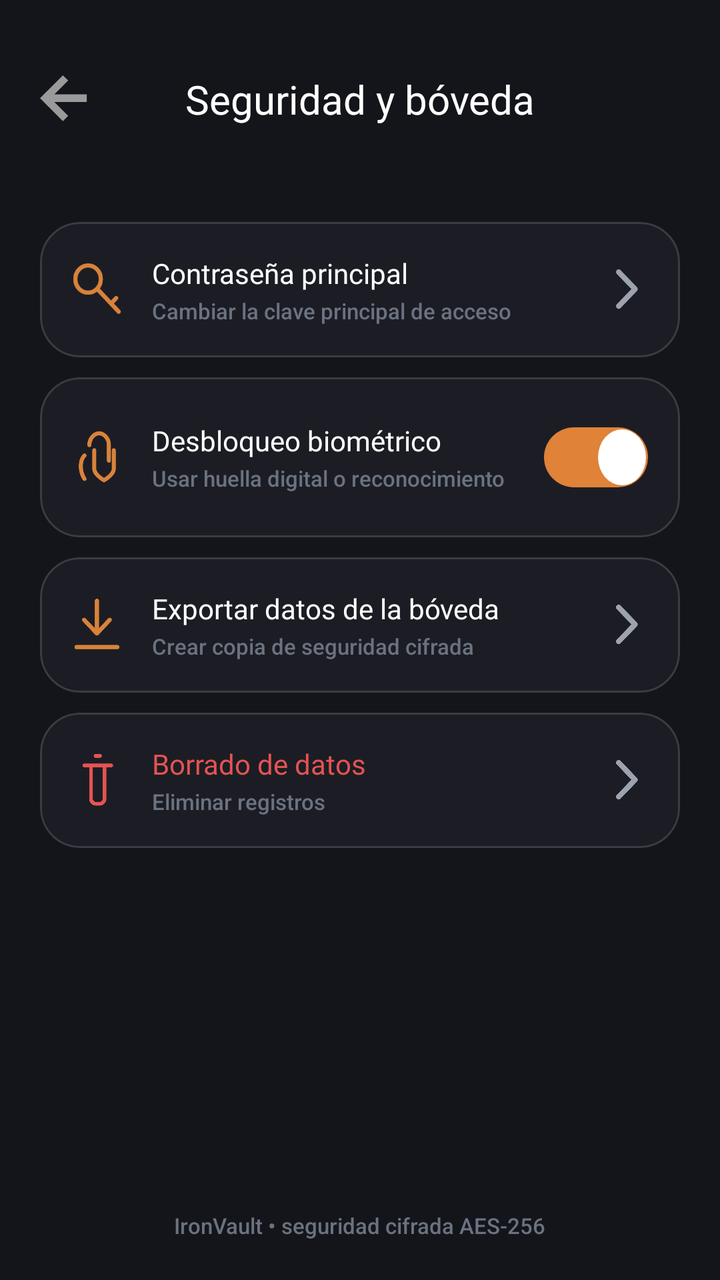
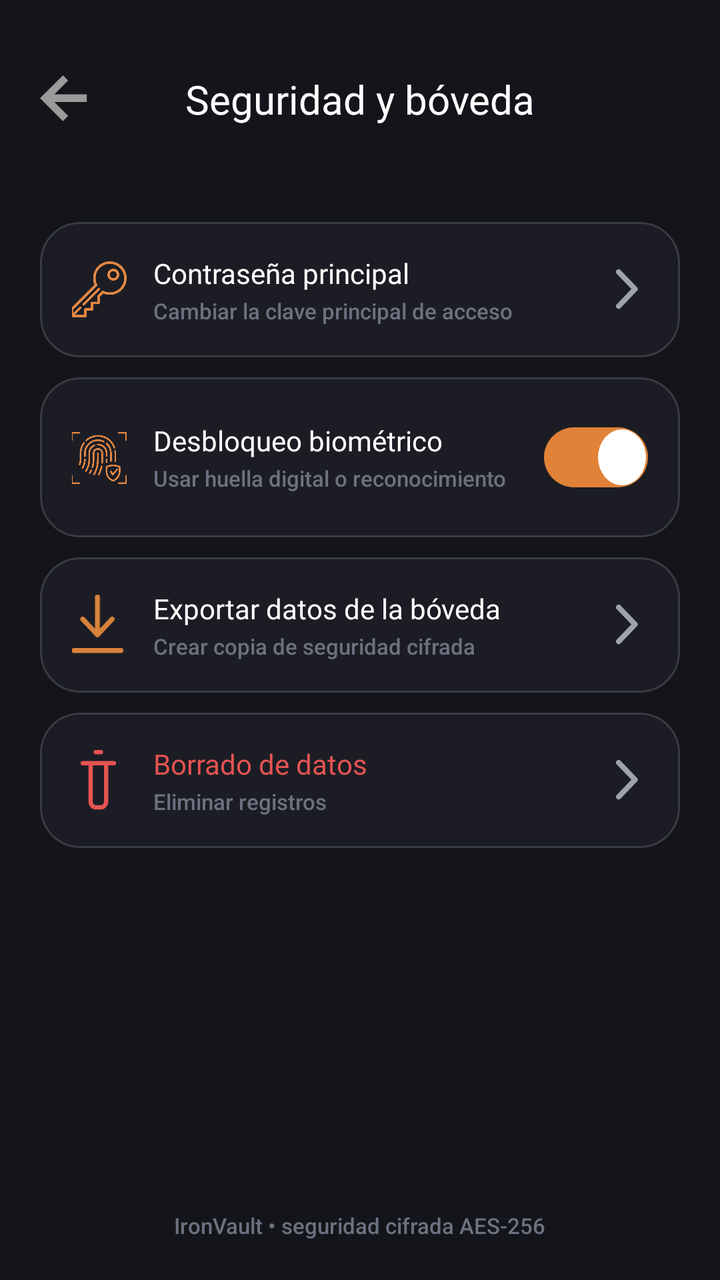

Two renders of the same Android screen: before a commit and after it. Below are the layout's source before the change and the commit's diff.
<!-- AndroidManifest.xml: application theme Theme.MyApplication -->
<!-- res/layout/activity_vault_security.xml -->
<?xml version="1.0" encoding="utf-8"?>
<androidx.constraintlayout.widget.ConstraintLayout xmlns:android="http://schemas.android.com/apk/res/android"
    xmlns:app="http://schemas.android.com/apk/res-auto"
    xmlns:tools="http://schemas.android.com/tools"
    android:id="@+id/main"
    android:layout_width="match_parent"
    android:layout_height="match_parent"
    android:background="@color/bg_main"
    android:paddingStart="20dp"
    android:paddingTop="24dp"
    android:paddingEnd="20dp"
    android:paddingBottom="20dp"
    tools:context=".VaultSecurityActivity">

    <ImageView
        android:id="@+id/btnBack"
        android:layout_width="24dp"
        android:layout_height="24dp"
        android:contentDescription="Volver"
        android:src="@drawable/flecha"
        app:layout_constraintBottom_toBottomOf="@id/tvVaultTitle"
        app:layout_constraintStart_toStartOf="parent"
        app:layout_constraintTop_toTopOf="@id/tvVaultTitle" />

    <TextView
        android:id="@+id/tvVaultTitle"
        android:layout_width="wrap_content"
        android:layout_height="wrap_content"
        android:layout_marginTop="12dp"
        android:fontFamily="@font/inter_bold"
        android:text="Seguridad y bóveda"
        android:textColor="@color/text_primary"
        android:textSize="20sp"
        app:layout_constraintEnd_toEndOf="parent"
        app:layout_constraintStart_toStartOf="parent"
        app:layout_constraintTop_toTopOf="parent" />

    <LinearLayout
        android:layout_width="0dp"
        android:layout_height="wrap_content"
        android:layout_marginTop="48dp"
        android:orientation="vertical"
        app:layout_constraintEnd_toEndOf="parent"
        app:layout_constraintStart_toStartOf="parent"
        app:layout_constraintTop_toBottomOf="@id/tvVaultTitle">

        
        <com.google.android.material.card.MaterialCardView
            android:id="@+id/cardMainPassword"
            android:layout_width="match_parent"
            android:layout_height="wrap_content"
            app:cardBackgroundColor="@color/bg_option_card"
            app:cardCornerRadius="20dp"
            app:cardElevation="0dp"
            app:strokeColor="@color/border_option_card"
            app:strokeWidth="1dp">

            <LinearLayout
                android:layout_width="match_parent"
                android:layout_height="wrap_content"
                android:gravity="center_vertical"
                android:orientation="horizontal"
                android:padding="16dp">

                <ImageView
                    android:layout_width="26dp"
                    android:layout_height="26dp"
                    android:src="@drawable/ic_vault_key" />

                <LinearLayout
                    android:layout_width="0dp"
                    android:layout_height="wrap_content"
                    android:layout_marginStart="14dp"
                    android:layout_weight="1"
                    android:orientation="vertical">

                    <TextView
                        android:layout_width="wrap_content"
                        android:layout_height="wrap_content"
                        android:fontFamily="@font/inter_bold"
                        android:text="Contraseña principal"
                        android:textColor="@color/text_primary"
                        android:textSize="14sp" />

                    <TextView
                        android:layout_width="wrap_content"
                        android:layout_height="wrap_content"
                        android:layout_marginTop="2dp"
                        android:fontFamily="sans-serif-medium"
                        android:text="Cambiar la clave principal de acceso"
                        android:textColor="@color/text_muted"
                        android:textSize="11sp" />
                </LinearLayout>

                <ImageView
                    android:layout_width="20dp"
                    android:layout_height="20dp"
                    android:src="@drawable/ic_security_chevron" />
            </LinearLayout>
        </com.google.android.material.card.MaterialCardView>

        
        <com.google.android.material.card.MaterialCardView
            android:id="@+id/cardBiometric"
            android:layout_width="match_parent"
            android:layout_height="wrap_content"
            android:layout_marginTop="10dp"
            app:cardBackgroundColor="@color/bg_option_card"
            app:cardCornerRadius="20dp"
            app:cardElevation="0dp"
            app:strokeColor="@color/border_option_card"
            app:strokeWidth="1dp">

            <LinearLayout
                android:layout_width="match_parent"
                android:layout_height="wrap_content"
                android:gravity="center_vertical"
                android:orientation="horizontal"
                android:padding="16dp">

                <ImageView
                    android:layout_width="26dp"
                    android:layout_height="26dp"
                    android:src="@drawable/ic_vault_fingerprint" />

                <LinearLayout
                    android:layout_width="0dp"
                    android:layout_height="wrap_content"
                    android:layout_marginStart="14dp"
                    android:layout_weight="1"
                    android:orientation="vertical">

                    <TextView
                        android:layout_width="wrap_content"
                        android:layout_height="wrap_content"
                        android:fontFamily="@font/inter_bold"
                        android:text="Desbloqueo biométrico"
                        android:textColor="@color/text_primary"
                        android:textSize="14sp" />

                    <TextView
                        android:layout_width="wrap_content"
                        android:layout_height="wrap_content"
                        android:layout_marginTop="2dp"
                        android:fontFamily="sans-serif-medium"
                        android:text="Usar huella digital o reconocimiento"
                        android:textColor="@color/text_muted"
                        android:textSize="11sp" />
                </LinearLayout>

                <androidx.appcompat.widget.SwitchCompat
                    android:id="@+id/switchBiometric"
                    android:layout_width="wrap_content"
                    android:layout_height="wrap_content"
                    android:checked="true"
                    android:thumb="@drawable/switch_thumb"
                    app:thumbTint="@null"
                    app:track="@drawable/switch_track"
                    app:trackTint="@null" />
            </LinearLayout>
        </com.google.android.material.card.MaterialCardView>

        
        <com.google.android.material.card.MaterialCardView
            android:id="@+id/cardExport"
            android:layout_width="match_parent"
            android:layout_height="wrap_content"
            android:layout_marginTop="10dp"
            app:cardBackgroundColor="@color/bg_option_card"
            app:cardCornerRadius="20dp"
            app:cardElevation="0dp"
            app:strokeColor="@color/border_option_card"
            app:strokeWidth="1dp">

            <LinearLayout
                android:layout_width="match_parent"
                android:layout_height="wrap_content"
                android:gravity="center_vertical"
                android:orientation="horizontal"
                android:padding="16dp">

                <ImageView
                    android:layout_width="26dp"
                    android:layout_height="26dp"
                    android:src="@drawable/ic_vault_export" />

                <LinearLayout
                    android:layout_width="0dp"
                    android:layout_height="wrap_content"
                    android:layout_marginStart="14dp"
                    android:layout_weight="1"
                    android:orientation="vertical">

                    <TextView
                        android:layout_width="wrap_content"
                        android:layout_height="wrap_content"
                        android:fontFamily="@font/inter_bold"
                        android:text="Exportar datos de la bóveda"
                        android:textColor="@color/text_primary"
                        android:textSize="14sp" />

                    <TextView
                        android:layout_width="wrap_content"
                        android:layout_height="wrap_content"
                        android:layout_marginTop="2dp"
                        android:fontFamily="sans-serif-medium"
                        android:text="Crear copia de seguridad cifrada"
                        android:textColor="@color/text_muted"
                        android:textSize="11sp" />
                </LinearLayout>

                <ImageView
                    android:layout_width="20dp"
                    android:layout_height="20dp"
                    android:src="@drawable/ic_security_chevron" />
            </LinearLayout>
        </com.google.android.material.card.MaterialCardView>

        
        <com.google.android.material.card.MaterialCardView
            android:id="@+id/cardDeleteData"
            android:layout_width="match_parent"
            android:layout_height="wrap_content"
            android:layout_marginTop="10dp"
            app:cardBackgroundColor="@color/bg_option_card"
            app:cardCornerRadius="20dp"
            app:cardElevation="0dp"
            app:strokeColor="@color/border_option_card"
            app:strokeWidth="1dp">

            <LinearLayout
                android:layout_width="match_parent"
                android:layout_height="wrap_content"
                android:gravity="center_vertical"
                android:orientation="horizontal"
                android:padding="16dp">

                <ImageView
                    android:layout_width="26dp"
                    android:layout_height="26dp"
                    android:src="@drawable/ic_vault_delete" />

                <LinearLayout
                    android:layout_width="0dp"
                    android:layout_height="wrap_content"
                    android:layout_marginStart="14dp"
                    android:layout_weight="1"
                    android:orientation="vertical">

                    <TextView
                        android:layout_width="wrap_content"
                        android:layout_height="wrap_content"
                        android:fontFamily="@font/inter_bold"
                        android:text="Borrado de datos"
                        android:textColor="@color/history_red"
                        android:textSize="14sp" />

                    <TextView
                        android:layout_width="wrap_content"
                        android:layout_height="wrap_content"
                        android:layout_marginTop="2dp"
                        android:fontFamily="sans-serif-medium"
                        android:text="Eliminar registros"
                        android:textColor="@color/text_muted"
                        android:textSize="11sp" />
                </LinearLayout>

                <ImageView
                    android:layout_width="20dp"
                    android:layout_height="20dp"
                    android:src="@drawable/ic_security_chevron" />
            </LinearLayout>
        </com.google.android.material.card.MaterialCardView>
    </LinearLayout>

    <TextView
        android:id="@+id/tvVaultFooter"
        android:layout_width="wrap_content"
        android:layout_height="wrap_content"
        android:fontFamily="sans-serif-medium"
        android:text="IronVault • seguridad cifrada AES-256"
        android:textColor="@color/text_muted"
        android:textSize="11sp"
        app:layout_constraintBottom_toBottomOf="parent"
        app:layout_constraintEnd_toEndOf="parent"
        app:layout_constraintStart_toStartOf="parent" />

</androidx.constraintlayout.widget.ConstraintLayout>
<!-- resources referenced by this layout -->
<resources>
  <color name="bg_main">#14151A</color>
  <color name="bg_option_card">#1C1D24</color>
  <color name="border_option_card">#3A3C44</color>
  <color name="history_red">#E55353</color>
  <color name="text_muted">#6B7280</color>
  <color name="text_primary">#FFFFFF</color>
  <!-- drawable flecha (drawable) -->
  <vector xmlns:android="http://schemas.android.com/apk/res/android"
      android:width="15dp"
      android:height="15dp"
      android:viewportWidth="15"
      android:viewportHeight="15">
    <path
        android:pathData="M7.159,14.318L0,7.159L7.159,-0L8.807,1.633L4.482,5.959H14.616V8.359H4.482L8.807,12.677L7.159,14.318Z"
        android:fillColor="#9A9A9A"/>
  </vector>
  <!-- drawable ic_security_chevron (drawable) -->
  <vector xmlns:android="http://schemas.android.com/apk/res/android"
      android:width="9dp"
      android:height="15dp"
      android:viewportWidth="9"
      android:viewportHeight="15">
    <path
        android:pathData="M1,1L7.154,7.398L1,13.796"
        android:strokeLineJoin="round"
        android:strokeWidth="2"
        android:fillColor="#00000000"
        android:strokeColor="#9CA3AF"
        android:strokeLineCap="round"/>
  </vector>
  <!-- drawable ic_vault_export (drawable) -->
  <vector xmlns:android="http://schemas.android.com/apk/res/android"
      android:width="20dp"
      android:height="22dp"
      android:viewportWidth="20"
      android:viewportHeight="22">
    <path
        android:pathData="M9.54,0.9V14.708M14.94,8.955L9.54,14.708L4.14,8.955M0.9,20.461H18.18"
        android:strokeLineJoin="round"
        android:strokeWidth="1.8"
        android:fillColor="#00000000"
        android:strokeColor="#D8823B"
        android:strokeLineCap="round"/>
  </vector>
  <!-- drawable ic_vault_fingerprint (drawable) -->
  <vector xmlns:android="http://schemas.android.com/apk/res/android"
      android:width="17dp"
      android:height="23dp"
      android:viewportWidth="17"
      android:viewportHeight="23">
    <path
        android:pathData="M4.68,6.078C4.68,3.201 6.84,0.9 9,0.9C11.16,0.9 13.32,3.201 13.32,6.078V12.982M6.84,8.379V16.434C6.84,19.311 11.16,21.612 11.16,21.612C11.16,21.612 15.48,19.311 15.48,16.434V8.379M2.52,10.681C0.36,12.982 0.36,17.585 2.52,21.037"
        android:strokeWidth="1.8"
        android:fillColor="#00000000"
        android:strokeColor="#D8823B"
        android:strokeLineCap="round"/>
  </vector>
  <!-- drawable ic_vault_key (drawable) -->
  <vector xmlns:android="http://schemas.android.com/apk/res/android"
      android:width="21dp"
      android:height="22dp"
      android:viewportWidth="21"
      android:viewportHeight="22">
    <path
        android:pathData="M11.7,6.653C11.7,9.831 9.282,12.407 6.3,12.407C3.318,12.407 0.9,9.831 0.9,6.653C0.9,3.476 3.318,0.9 6.3,0.9C9.282,0.9 11.7,3.476 11.7,6.653Z"
        android:strokeWidth="1.8"
        android:fillColor="#00000000"
        android:strokeColor="#D8823B"/>
    <path
        android:pathData="M10.62,11.256L19.26,20.461ZM16.02,17.009L18.18,14.708Z"
        android:fillColor="#000000"/>
    <path
        android:pathData="M10.62,11.256L19.26,20.461M16.02,17.009L18.18,14.708"
        android:strokeWidth="1.8"
        android:fillColor="#00000000"
        android:strokeColor="#D8823B"
        android:strokeLineCap="round"/>
  </vector>
  <!-- drawable switch_thumb (drawable) -->
  <?xml version="1.0" encoding="utf-8"?>
  <shape xmlns:android="http://schemas.android.com/apk/res/android"
      android:shape="oval">
      <solid android:color="#FFFFFF" />
      <size android:width="26dp" android:height="26dp" />
      <stroke
          android:width="2dp"
          android:color="@android:color/transparent" />
  </shape>
  <style name="Theme.MyApplication" parent="Base.Theme.MyApplication" />
  <color name="orange_primary">#E08238</color>
  <color name="bg_icon_box">#2A2C34</color>
  <style name="Base.Theme.MyApplication" parent="Theme.Material3.DayNight.NoActionBar">
          <item name="android:windowBackground">#000000</item>
      </style>
  <!-- unchanged entries left out for length: 2 -->
</resources>

<!-- the commit's change to res/layout/activity_vault_security.xml (unified diff, before → after) -->
@@ -45,6 +45,8 @@
         app:layout_constraintTop_toBottomOf="@id/tvVaultTitle">
 
         
+
+        
         <com.google.android.material.card.MaterialCardView
             android:id="@+id/cardMainPassword"
             android:layout_width="match_parent"
@@ -63,9 +65,17 @@
                 android:padding="16dp">
 
                 <ImageView
-                    android:layout_width="26dp"
-                    android:layout_height="26dp"
-                    android:src="@drawable/ic_vault_key" />
+                    android:id="@+id/ivVaultKey"
+                    android:layout_width="28dp"
+                    android:layout_height="28dp"
+                    android:layout_marginStart="-1dp"
+                    android:layout_marginTop="-1dp"
+                    android:layout_marginEnd="-1dp"
+                    android:layout_marginBottom="-1dp"
+                    android:importantForAccessibility="no"
+                    android:scaleType="fitCenter"
+                    android:src="@drawable/llave"
+                    app:tint="#E28743" />
 
                 <LinearLayout
                     android:layout_width="0dp"
@@ -95,6 +105,7 @@
                 <ImageView
                     android:layout_width="20dp"
                     android:layout_height="20dp"
+                    android:importantForAccessibility="no"
                     android:src="@drawable/ic_security_chevron" />
             </LinearLayout>
         </com.google.android.material.card.MaterialCardView>
@@ -119,9 +130,15 @@
                 android:padding="16dp">
 
                 <ImageView
-                    android:layout_width="26dp"
-                    android:layout_height="26dp"
-                    android:src="@drawable/ic_vault_fingerprint" />
+                    android:layout_width="36dp"
+                    android:layout_height="36dp"
+                    android:layout_marginStart="-5dp"
+                    android:layout_marginTop="-5dp"
+                    android:layout_marginEnd="-5dp"
+                    android:layout_marginBottom="-5dp"
+                    android:importantForAccessibility="no"
+                    android:src="@drawable/ic_vault_fingerprint"
+                    app:tint="#E28743" />
 
                 <LinearLayout
                     android:layout_width="0dp"
@@ -180,8 +197,13 @@
                 android:padding="16dp">
 
                 <ImageView
-                    android:layout_width="26dp"
-                    android:layout_height="26dp"
+                    android:layout_width="30dp"
+                    android:layout_height="30dp"
+                    android:layout_marginStart="-2dp"
+                    android:layout_marginTop="-2dp"
+                    android:layout_marginEnd="-2dp"
+                    android:layout_marginBottom="-2dp"
+                    android:importantForAccessibility="no"
                     android:src="@drawable/ic_vault_export" />
 
                 <LinearLayout
@@ -212,6 +234,7 @@
                 <ImageView
                     android:layout_width="20dp"
                     android:layout_height="20dp"
+                    android:importantForAccessibility="no"
                     android:src="@drawable/ic_security_chevron" />
             </LinearLayout>
         </com.google.android.material.card.MaterialCardView>
@@ -236,8 +259,13 @@
                 android:padding="16dp">
 
                 <ImageView
-                    android:layout_width="26dp"
-                    android:layout_height="26dp"
+                    android:layout_width="30dp"
+                    android:layout_height="30dp"
+                    android:layout_marginStart="-2dp"
+                    android:layout_marginTop="-2dp"
+                    android:layout_marginEnd="-2dp"
+                    android:layout_marginBottom="-2dp"
+                    android:importantForAccessibility="no"
                     android:src="@drawable/ic_vault_delete" />
 
                 <LinearLayout
@@ -268,6 +296,7 @@
                 <ImageView
                     android:layout_width="20dp"
                     android:layout_height="20dp"
+                    android:importantForAccessibility="no"
                     android:src="@drawable/ic_security_chevron" />
             </LinearLayout>
         </com.google.android.material.card.MaterialCardView>
<!-- resource entries referenced after the edit -->
@@ -44,40 +44,8 @@
         android:strokeColor="#D8823B"
         android:strokeLineCap="round"/>
   </vector>
-  <!-- drawable ic_vault_fingerprint (drawable) -->
-  <vector xmlns:android="http://schemas.android.com/apk/res/android"
-      android:width="17dp"
-      android:height="23dp"
-      android:viewportWidth="17"
-      android:viewportHeight="23">
-    <path
-        android:pathData="M4.68,6.078C4.68,3.201 6.84,0.9 9,0.9C11.16,0.9 13.32,3.201 13.32,6.078V12.982M6.84,8.379V16.434C6.84,19.311 11.16,21.612 11.16,21.612C11.16,21.612 15.48,19.311 15.48,16.434V8.379M2.52,10.681C0.36,12.982 0.36,17.585 2.52,21.037"
-        android:strokeWidth="1.8"
-        android:fillColor="#00000000"
-        android:strokeColor="#D8823B"
-        android:strokeLineCap="round"/>
-  </vector>
-  <!-- drawable ic_vault_key (drawable) -->
-  <vector xmlns:android="http://schemas.android.com/apk/res/android"
-      android:width="21dp"
-      android:height="22dp"
-      android:viewportWidth="21"
-      android:viewportHeight="22">
-    <path
-        android:pathData="M11.7,6.653C11.7,9.831 9.282,12.407 6.3,12.407C3.318,12.407 0.9,9.831 0.9,6.653C0.9,3.476 3.318,0.9 6.3,0.9C9.282,0.9 11.7,3.476 11.7,6.653Z"
-        android:strokeWidth="1.8"
-        android:fillColor="#00000000"
-        android:strokeColor="#D8823B"/>
-    <path
-        android:pathData="M10.62,11.256L19.26,20.461ZM16.02,17.009L18.18,14.708Z"
-        android:fillColor="#000000"/>
-    <path
-        android:pathData="M10.62,11.256L19.26,20.461M16.02,17.009L18.18,14.708"
-        android:strokeWidth="1.8"
-        android:fillColor="#00000000"
-        android:strokeColor="#D8823B"
-        android:strokeLineCap="round"/>
-  </vector>
+  <!-- drawable ic_vault_fingerprint: png bitmap (drawable, 18760 bytes) -->
+  <!-- drawable llave: png bitmap (drawable, 9010 bytes) -->
   <!-- drawable switch_thumb (drawable) -->
   <?xml version="1.0" encoding="utf-8"?>
   <shape xmlns:android="http://schemas.android.com/apk/res/android"
